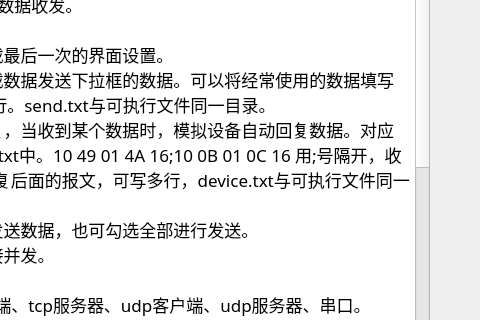
Old version of the form form/dialogintroduction.ui in the repository whx110123/nettool; both pictures show x 231 to 711 and y 154 to 474 of the 711 by 666 pixel window.
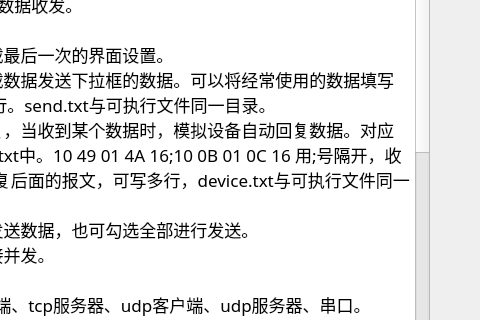
New version of the form.

Patch:
```diff
--- a/form/dialogintroduction.ui
+++ b/form/dialogintroduction.ui
@@ -102,9 +102,13 @@
 3.编码转化中字符从行输入改用文本输入,可输入回车
 
 版本[1.08] 20200522
-1.金智网络103增加对ASDU21的解析
-2.金智网络103修改ASDU10的解析,在解析NGD前判断是否存在NGD
-3.增加软件介绍</string>
+1.103 增加对ASDU21的解析
+2.103 修改ASDU10的解析,在解析NGD前判断是否存在NGD
+3.增加软件介绍
+
+版本[1.09] 20200607
+1.103 ASDU10支持对ASCII 8位码的解析
+2.104 增加ASDU167(定值召唤等扩展功能)的解析</string>
      </property>
     </widget>
    </item>
```
